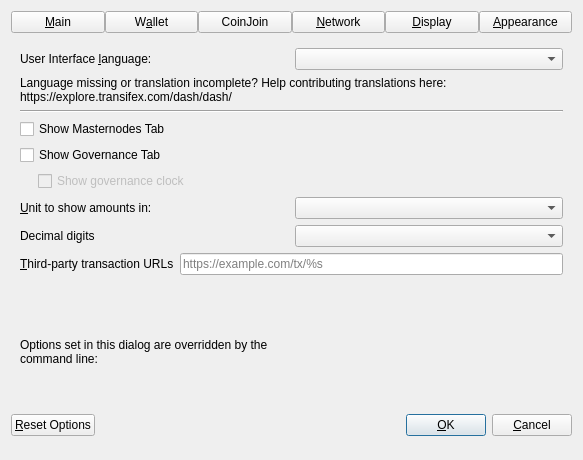
Before: the Qt Designer form src/qt/forms/optionsdialog.ui in BTGS-Community/btgs-core, drawn with Qt 5.
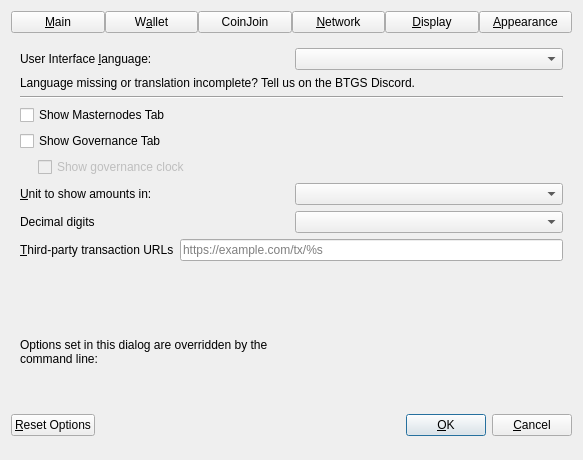
After: the same form once the commit is applied. The open tabs and pages were chosen to show the change. Custom widgets are drawn as their Qt base class.

Commit message:
Wallet: hide EvoNode choice, remove Dash docs links and Platform texts
BTGS has one smartnode type and no Platform, so the EvoNode option is hidden in the setup wizard. The CoinJoin help and the send dialog no longer link to the Dash docs, the translation hint points to the BTGS Discord, and the remaining Dash Platform wording is neutral.

```diff
--- a/src/qt/forms/optionsdialog.ui
+++ b/src/qt/forms/optionsdialog.ui
@@ -1049,8 +1049,7 @@
           <string notr="true"/>
          </property>
          <property name="text">
-          <string>Language missing or translation incomplete? Help contributing translations here:
-https://explore.transifex.com/dash/dash/</string>
+          <string>Language missing or translation incomplete? Tell us on the BTGS Discord.</string>
          </property>
          <property name="wordWrap">
           <bool>true</bool>
```
The commit also changes 4 other files.
